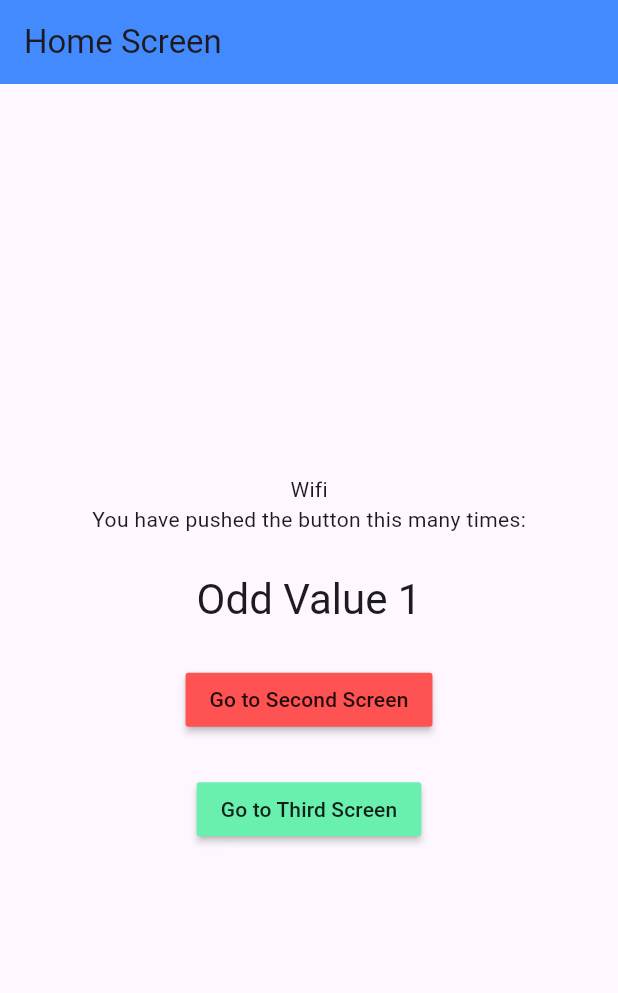
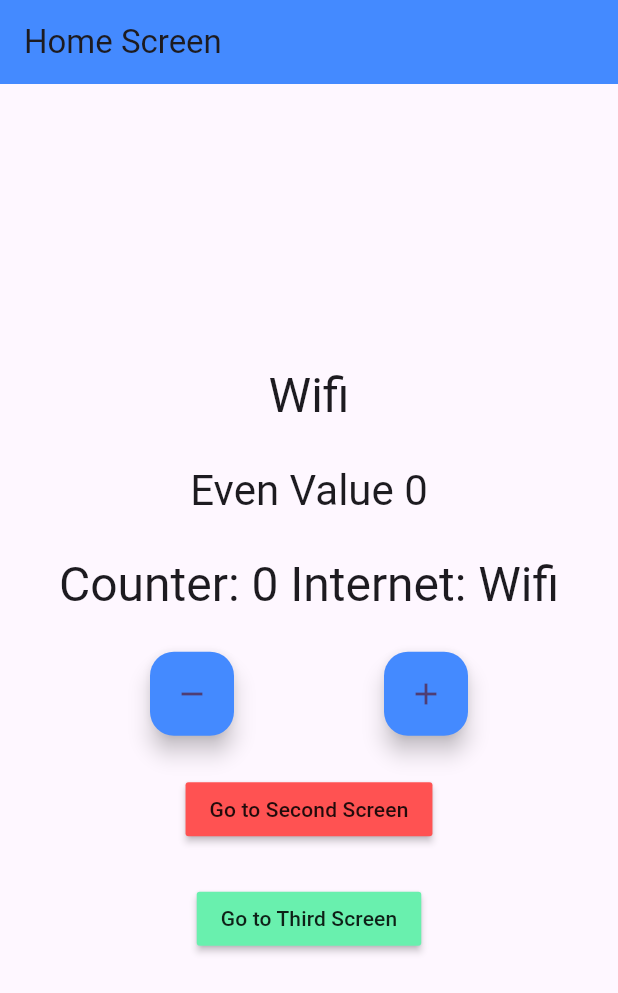
Before and after one commit to ZakwanIbrahim3321/flutter_bloc_concepts, a Flutter app: the screen it shows after launch, on a phone screen of 412 x 824 dp. Shown: the top 993 px of the screen. Run offline on Flutter 3.47's test engine with Material 2 defaults, Android fonts, the phone set to English and light mode, and no system bars; our stand-ins replace connectivity_plus, equatable, flutter_bloc.

Commit message:
context.watch() concept

```diff
--- a/lib/presentation/screens/home_screen.dart
+++ b/lib/presentation/screens/home_screen.dart
@@ -21,17 +21,7 @@ class HomeScreen extends StatefulWidget {
 class _HomeScreenState extends State<HomeScreen> {
   @override
   Widget build(BuildContext context) {
-    return BlocListener<InternetCubit, InternetState>(
-      listener: (context, state) {
-        if (state is InternetConnected &&
-            state.connectionType == ConnectionType.wifi) {
-          BlocProvider.of<CounterCubit>(context).increment();
-        } else if (state is InternetConnected &&
-            state.connectionType == ConnectionType.mobile) {
-          BlocProvider.of<CounterCubit>(context).decrement();
-        }
-      },
-      child: Scaffold(
+    return Scaffold(
       appBar: AppBar(
         backgroundColor: widget.color,
         title: Text(widget.title),
@@ -44,18 +34,24 @@ class _HomeScreenState extends State<HomeScreen> {
                 builder: (context, state) {
               if (state is InternetConnected &&
                   state.connectionType == ConnectionType.wifi) {
-                  return const Text('Wifi');
+                return Text(
+                  'Wifi',
+                  style: Theme.of(context).textTheme.headlineLarge,
+                );
               } else if (state is InternetConnected &&
                   state.connectionType == ConnectionType.mobile) {
-                  return const Text('Mobile');
+                return Text(
+                  'Mobile',
+                  style: Theme.of(context).textTheme.headlineLarge,
+                );
               } else if (state is InternetnetDisconnected) {
-                  return const Text('Disconnected');
+                return Text(
+                  'Disconnected',
+                  style: Theme.of(context).textTheme.headlineLarge,
+                );
               }
               return const CircularProgressIndicator();
             }),
-              const Text(
-                'You have pushed the button this many times:',
-              ),
             const SizedBox(
               height: 25,
             ),
@@ -100,32 +96,57 @@ class _HomeScreenState extends State<HomeScreen> {
             const SizedBox(
               height: 25,
             ),
-              // Row(
-              //   mainAxisAlignment: MainAxisAlignment.spaceEvenly,
-              //   children: [
-              //     FloatingActionButton(
-              //       backgroundColor: widget.color,
-              //       heroTag: "btn1",
-              //       onPressed: () {
-              //         BlocProvider.of<CounterCubit>(context).decrement();
-              //       },
-              //       tooltip: 'Decrement',
-              //       child: const Icon(Icons.remove),
-              //     ),
-              //     FloatingActionButton(
-              //       backgroundColor: widget.color,
-              //       heroTag: "btn2",
-              //       onPressed: () {
-              //         BlocProvider.of<CounterCubit>(context).increment();
-              //       },
-              //       tooltip: 'Increment',
-              //       child: const Icon(Icons.add),
-              //     )
-              //   ],
-              // ),
-              // const SizedBox(
-              //   height: 25,
-              // ),
+            Builder(builder: (context) {
+              final counterState = context.watch<CounterCubit>().state;
+              final internetState = context.watch<InternetCubit>().state;
+              if (internetState is InternetConnected &&
+                  internetState.connectionType == ConnectionType.wifi) {
+                return Text(
+                  'Counter: ${counterState.counterValue.toString()} Internet: Wifi',
+                  style: Theme.of(context).textTheme.headlineLarge,
+                );
+              } else if (internetState is InternetConnected &&
+                  internetState.connectionType == ConnectionType.mobile) {
+                return Text(
+                  'Counter: ${counterState.counterValue.toString()} Internet: Mobile',
+                  style: Theme.of(context).textTheme.headlineLarge,
+                );
+              } else {
+                return Text(
+                  'Counter: ${counterState.counterValue.toString()} Internet: Disconnected',
+                  style: Theme.of(context).textTheme.headlineLarge,
+                );
+              }
+            }),
+            const SizedBox(
+              height: 25,
+            ),
+            Row(
+              mainAxisAlignment: MainAxisAlignment.spaceEvenly,
+              children: [
+                FloatingActionButton(
+                  backgroundColor: widget.color,
+                  heroTag: "btn1",
+                  onPressed: () {
+                    BlocProvider.of<CounterCubit>(context).decrement();
+                  },
+                  tooltip: 'Decrement',
+                  child: const Icon(Icons.remove),
+                ),
+                FloatingActionButton(
+                  backgroundColor: widget.color,
+                  heroTag: "btn2",
+                  onPressed: () {
+                    BlocProvider.of<CounterCubit>(context).increment();
+                  },
+                  tooltip: 'Increment',
+                  child: const Icon(Icons.add),
+                )
+              ],
+            ),
+            const SizedBox(
+              height: 25,
+            ),
             MaterialButton(
               onPressed: () {
                 Navigator.of(context).pushNamed('/second');
@@ -150,7 +171,6 @@ class _HomeScreenState extends State<HomeScreen> {
           ],
         ),
       ),
-      ),
     );
   }
 }
--- a/pubspec.yaml
+++ b/pubspec.yaml
@@ -34,7 +34,7 @@ dependencies:
   bloc_test: ^9.1.5
   equatable: ^2.0.5
   test: ^1.24.3
-  connectivity_plus: ^5.0.1
+  connectivity_plus: ^3.0.2
 
   # The following adds the Cupertino Icons font to your application.
   # Use with the CupertinoIcons class for iOS style icons.
```
Also changed, not shown: pubspec.lock, 32 other files. Lines whose indentation alone changed are shown as unchanged.
